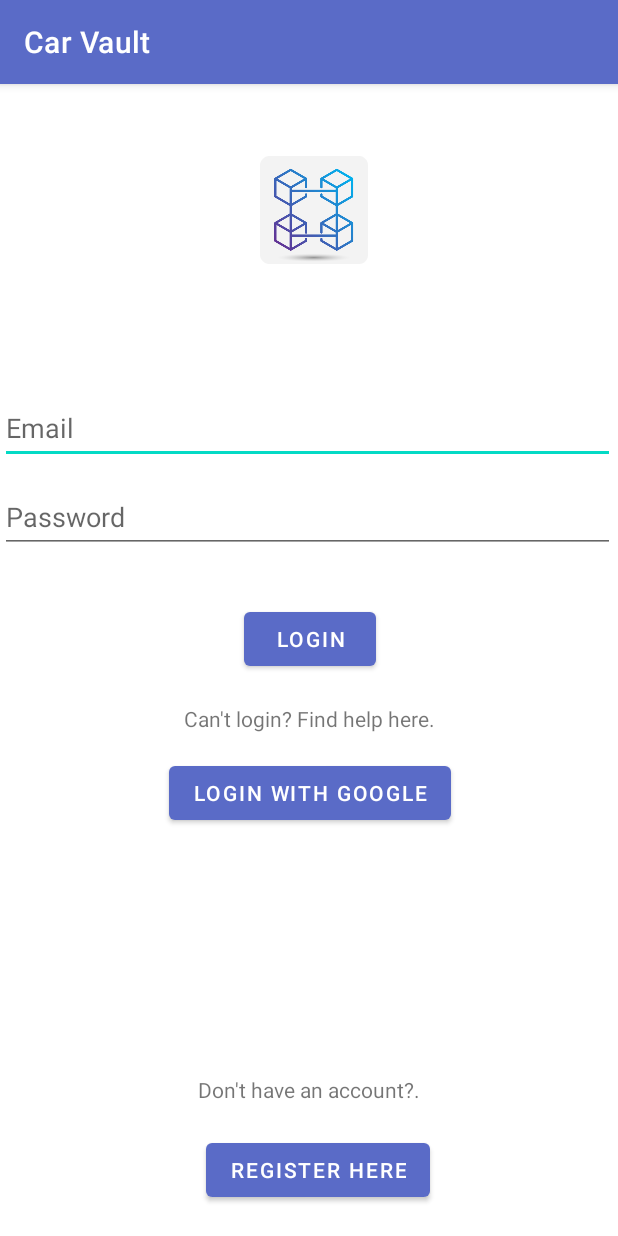
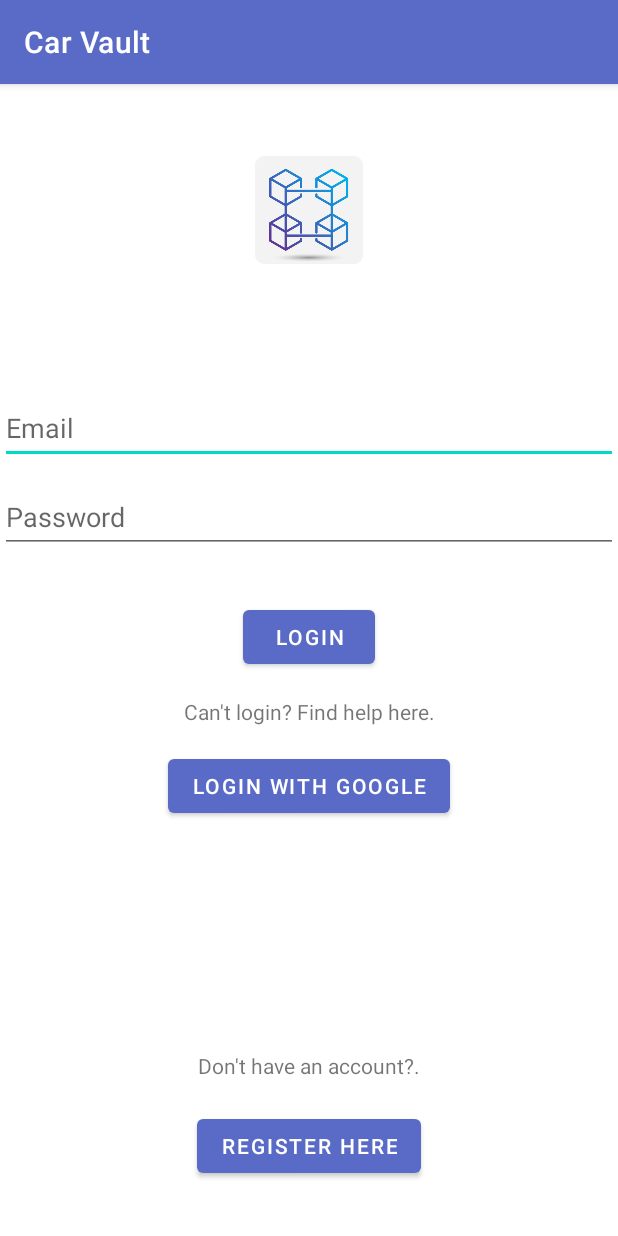
Before and after one commit to CarVault/CarVaultMobile, an Android app: the screen it shows after launch (LoginActivity), on a phone screen of 412 x 824 dp. Run offline under Robolectric (Android 15) with nearby library versions, the light colour scheme and no system bars.

Commit message:
tablet-mockupV0.1

```diff
--- a/app/src/main/res/layout/activity_car_detail.xml
+++ b/app/src/main/res/layout/activity_car_detail.xml
@@ -26,7 +26,10 @@
         app:layout_constraintHorizontal_bias="1.0"
         app:layout_constraintStart_toStartOf="parent"
         app:layout_constraintTop_toBottomOf="@+id/imageView2"
-        app:layout_constraintVertical_bias="0.0">
+        app:layout_constraintVertical_bias="0.0"
+        app:tabMaxWidth="0dp"
+        app:tabGravity="fill"
+        app:tabMode="fixed">
     </com.google.android.material.tabs.TabLayout>
 
     <androidx.viewpager.widget.ViewPager
--- a/app/src/main/res/layout/login_activity.xml
+++ b/app/src/main/res/layout/login_activity.xml
@@ -17,30 +17,33 @@
         android:layout_marginRight="160dp"
         android:contentDescription="@string/app_name"
         app:layout_constraintEnd_toEndOf="parent"
-            app:layout_constraintHorizontal_bias="0.666"
         app:layout_constraintStart_toStartOf="parent"
         app:layout_constraintTop_toTopOf="parent"
         app:srcCompat="@mipmap/ic_launcher_round" />
 
     <EditText
         android:id="@+id/editTextEmailAddress"
-        android:layout_width="410dp"
-        android:layout_height="48dp"
+        android:layout_width="0dp"
+        android:layout_height="wrap_content"
         android:layout_marginTop="85dp"
         android:ems="10"
         android:hint="@string/email"
         android:inputType="textEmailAddress"
+        android:minHeight="48dp"
+        app:layout_constraintEnd_toEndOf="parent"
         app:layout_constraintStart_toStartOf="parent"
         app:layout_constraintTop_toBottomOf="@+id/logo" />
 
     <EditText
         android:id="@+id/editTextPassword"
-        android:layout_width="410dp"
-        android:layout_height="48dp"
+        android:layout_width="0dp"
+        android:layout_height="wrap_content"
         android:layout_marginTop="11dp"
         android:ems="10"
         android:hint="Password"
         android:inputType="textPassword"
+        android:minHeight="48dp"
+        app:layout_constraintEnd_toEndOf="parent"
         app:layout_constraintStart_toStartOf="parent"
         app:layout_constraintTop_toBottomOf="@+id/editTextEmailAddress" />
 
@@ -50,13 +53,15 @@
         android:layout_height="wrap_content"
         android:layout_marginStart="162dp"
         android:layout_marginLeft="162dp"
-        android:layout_marginTop="33dp"
+        android:layout_marginTop="32dp"
         android:layout_marginEnd="161dp"
         android:layout_marginRight="161dp"
         android:text="@string/login"
         app:layout_constraintEnd_toEndOf="parent"
+        app:layout_constraintHorizontal_bias="0.499"
         app:layout_constraintStart_toStartOf="parent"
         app:layout_constraintTop_toBottomOf="@+id/editTextPassword" />
+
 
     <Button
         android:layout_width="wrap_content"
@@ -68,7 +73,6 @@
         android:layout_marginRight="111dp"
         android:text="@string/login_google"
         app:layout_constraintEnd_toEndOf="parent"
-        app:layout_constraintHorizontal_bias="1.0"
         app:layout_constraintStart_toStartOf="parent"
         app:layout_constraintTop_toBottomOf="@+id/cant_login_text" />
 
@@ -78,7 +82,7 @@
         android:layout_height="wrap_content"
         android:layout_marginStart="122dp"
         android:layout_marginLeft="122dp"
-        android:layout_marginTop="19dp"
+        android:layout_marginTop="16dp"
         android:layout_marginEnd="122dp"
         android:layout_marginRight="122dp"
         android:text="@string/cant_login"
@@ -90,13 +94,11 @@
         android:id="@+id/create_account_text"
         android:layout_width="wrap_content"
         android:layout_height="wrap_content"
-        android:layout_marginEnd="132dp"
-        android:layout_marginRight="132dp"
-        android:layout_marginBottom="88dp"
+        android:layout_marginBottom="104dp"
         android:text="@string/register"
         app:layout_constraintBottom_toBottomOf="parent"
-        app:layout_constraintEnd_toEndOf="parent" />
-
+        app:layout_constraintEnd_toEndOf="parent"
+        app:layout_constraintStart_toStartOf="parent" />
 
     <Button
         android:id="@+id/register"
@@ -109,7 +111,6 @@
         android:layout_marginRight="111dp"
         android:text="Register here"
         app:layout_constraintEnd_toEndOf="parent"
-        app:layout_constraintHorizontal_bias="0.645"
         app:layout_constraintStart_toStartOf="parent"
         app:layout_constraintTop_toBottomOf="@+id/create_account_text" />
 </androidx.constraintlayout.widget.ConstraintLayout>
```
Also changed, not shown: app/src/main/res/layout-xlarge-port/item_car_list.xml (added, +112 -0 lines), app/src/main/res/layout/profile_fragment.xml (+15 -16 lines), app/src/main/res/layout/search_fragment.xml (+7 -9 lines). Lines whose indentation alone changed are shown as unchanged.
